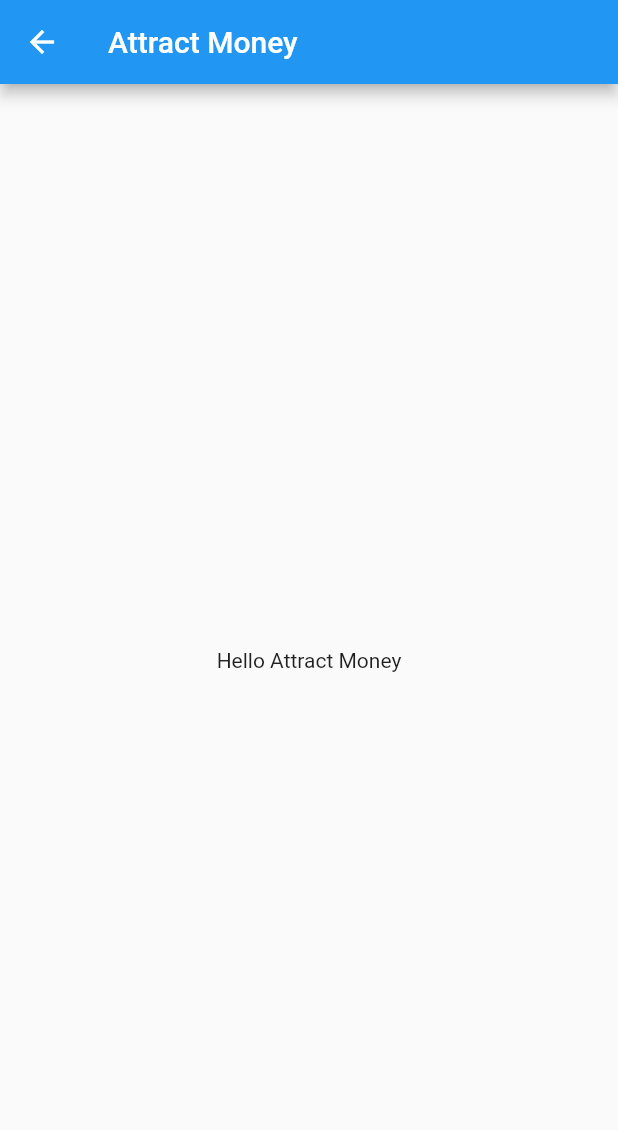
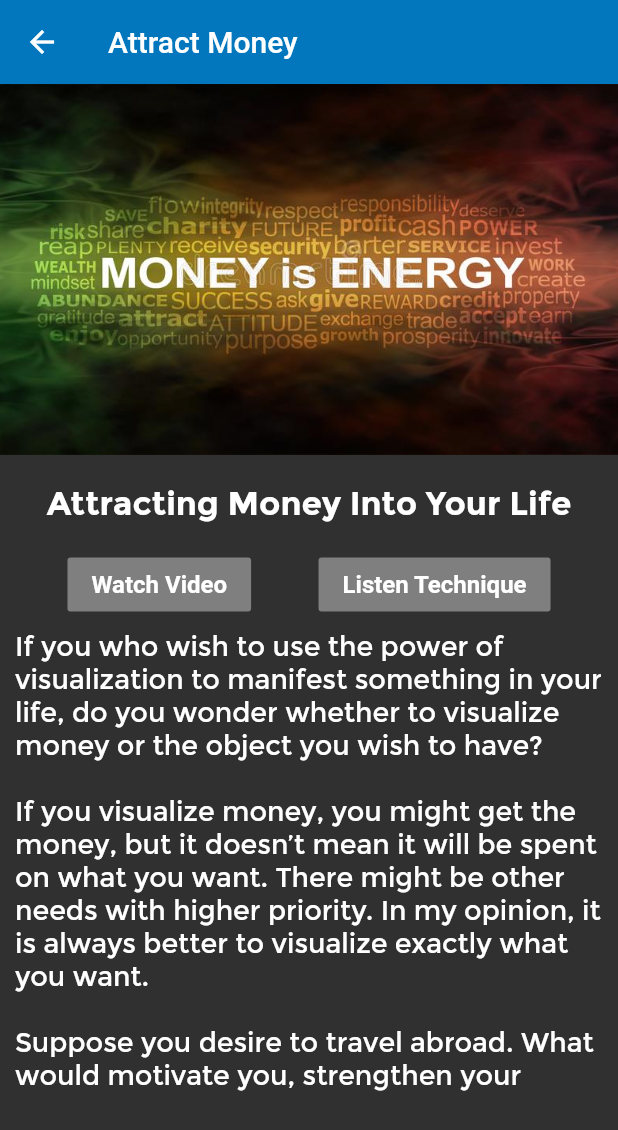
Before and after one commit to sunilpanchani/the_secret_flutter_app, a Flutter app: the HomeScreen screen opened directly, after a tap on "Attract Money", on a phone screen of 412 x 824 dp. Shown: the top 1130 px of the screen. Run offline on Flutter 3.47's test engine with Material 2 defaults, Android fonts, the phone set to English and light mode, and no system bars; Roboto replaces fonts that are missing (Georgia).

Commit message:
Attract Money page

```diff
--- a/lib/app.dart
+++ b/lib/app.dart
@@ -1,12 +1,36 @@
+import 'dart:ui';
+
 import 'package:flutter/material.dart';
 import 'screens/splash/splash.dart';
+import 'style.dart';
 
-class App extends StatelessWidget{
+class App extends StatelessWidget {
   @override
-  Widget build(BuildContext context){
+  Widget build(BuildContext context) {
     return MaterialApp(
-      title: 'The Secret',
-      home: Splash(),
-    );
+        title: 'The Secret',
+        home: Splash(),
+        theme: ThemeData(
+          // Define the default brightness and colors.
+          brightness: Brightness.dark,
+          primaryColor: Colors.lightBlue[800],
+          accentColor: Colors.cyan[600],
+
+          // Define the default font family.
+          fontFamily: 'Georgia',
+
+          // Define the default TextTheme. Use this to specify the default
+          // text styling for headlines, titles, bodies of text, and more.
+          textTheme: TextTheme(
+            headline: TextStyle(fontSize: 22.0, fontWeight: FontWeight.bold),
+           // title: TextStyle(fontSize: 22.0, fontStyle: FontStyle.italic),
+           // body1: TextStyle(fontSize: 18.0, fontFamily: 'Hind', fontStyle: FontStyle.normal),
+            title: TitleTextStyle,
+          subtitle: SubTitleTextStyle,
+          caption: CaptionTextStyle,
+          body1: Body1TextStyle,
+
+          ),
+        ));
   }
 }
--- a/lib/screens/detail_pages/attract_money.dart
+++ b/lib/screens/detail_pages/attract_money.dart
@@ -1,14 +1,87 @@
 import 'package:flutter/material.dart';
+import 'text_content.dart';
 
-class AttractMoney extends StatelessWidget{
+class AttractMoney extends StatelessWidget {
+  final BuildContext context;
+  AttractMoney(this.context);
+
   @override
   Widget build(BuildContext context) {
-    return Material(
-      child: Scaffold(
-        appBar: AppBar(
-          title: Text('Attract Money'),
+    final topContent = Container(
+      //padding: EdgeInsets.all(110.0),
+      height: MediaQuery.of(context).size.height * 0.3,
+      decoration: BoxDecoration(
+        image: DecorationImage(
+          image: AssetImage('assets/money_energy.jpg'),
+          fit: BoxFit.cover,
         ),
-        body: Center(child: Text('Hello Attract Money'),),
+      ),
+    );
+
+    final middleContentTitle = Container(
+      height: MediaQuery.of(context).size.height * 0.08,
+      //  padding: EdgeInsets.fromLTRB(20, 0, 10, 20),
+
+      // decoration: BoxDecoration(color: Color.fromRGBO(58, 66, 86, .9)),
+      child: Center(
+        child: Text(
+          AttractMoney_Title,
+          style: Theme.of(context).textTheme.title,
+        ),
+      ),
+    );
+
+    final middleContentButtons = Container(
+      height: MediaQuery.of(context).size.height * 0.05,
+      child: Row(
+        mainAxisAlignment: MainAxisAlignment.spaceEvenly,
+        crossAxisAlignment: CrossAxisAlignment.center,
+        children: <Widget>[
+          RaisedButton(
+            onPressed: null,
+            child: Text(
+              'Watch Video',
+              style: TextStyle(
+                color: Colors.white,
+                fontSize: 16.0,
+                fontWeight: FontWeight.bold,
+              ),
+            ),
+          ),
+          RaisedButton(
+            onPressed: null,
+            child: Text(
+              'Listen Technique',
+              style: TextStyle(
+                color: Colors.white,
+                fontSize: 16.0,
+                fontWeight: FontWeight.bold,
+              ),
+            ),
+          ),
+        ],
+      ),
+    );
+
+    final middleContent = Container(
+      height: MediaQuery.of(context).size.height * 0.4,
+      padding: EdgeInsets.all(10.0),
+      child: SingleChildScrollView(
+        child: Text(AttractMoney_Content),
+      ),
+    );
+
+    return Scaffold(
+      appBar: AppBar(
+        title: Text('Attract Money'),
+      ),
+      body: Column(
+        children: <Widget>[
+          topContent,
+          middleContentTitle,
+          middleContentButtons,
+          middleContent,
+        ],
       ),
     );
   }
--- /dev/null
+++ b/lib/screens/detail_pages/text_content.dart
@@ -0,0 +1,9 @@
+
+
+const AttractMoney_Title = "Attracting Money Into Your Life";
+const AttractMoney_Content =
+"If you who wish to use the power of visualization to manifest something in your life, do you wonder whether to visualize money or the object you wish to have?\n\n"+
+
+"If you visualize money, you might get the money, but it doesn’t mean it will be spent on what you want. There might be other needs with higher priority. In my opinion, it is always better to visualize exactly what you want.\n\n"+
+
+"Suppose you desire to travel abroad. What would motivate you, strengthen your desire, and energize you to do everything you can in order to travel? Visualizing getting the money for the trip, or visualizing yourself on the plane, arriving safely, traveling, enjoying the sights and the food, and having a great time?";
--- a/lib/screens/home/menu_organizer.dart
+++ b/lib/screens/home/menu_organizer.dart
@@ -41,7 +41,7 @@ class MenuOrganizer extends StatelessWidget {
         ],
       );
 
-  Widget _buildDecoratedImage(int imageIndex) => Expanded(
+  Widget _buildDecoratedImage(int imageIndex) => Flexible(
         child: Stack(
           children: <Widget>[
             GestureDetector(
@@ -78,7 +78,7 @@ class MenuOrganizer extends StatelessWidget {
                       maxLines: 1,
                       style: Theme.of(_context)
                           .textTheme
-                          .title
+                          .headline
                           .copyWith(color: Colors.white)),
                 ),
               ),
@@ -89,9 +89,9 @@ class MenuOrganizer extends StatelessWidget {
 
   void _openDetailPage(int imageIndex) {
     switch(imageIndex){
-      case 1: Navigator.push(_context,MaterialPageRoute(builder: (context) => AttractMoney()));
+      case 1: Navigator.push(_context,MaterialPageRoute(builder: (context) => AttractMoney(context)));
               break;
-      case 2: Navigator.push(_context,MaterialPageRoute(builder: (context) => AttractMoney()));
+      case 2: Navigator.push(_context,MaterialPageRoute(builder: (context) => AttractMoney(context)));
               break;
       }
   }
--- /dev/null
+++ b/lib/style.dart
@@ -0,0 +1,49 @@
+import 'package:flutter/material.dart';
+
+const LargeTextSize = 22.0;
+const MediumTextSize = 18.0;
+const SmallTextSize = 12.0;
+
+const String FontNameDefault = 'Montserrat';
+
+const Color TextColorDark = Colors.black;
+const Color TextColorLight = Colors.white;
+const Color TextColorAccent = Colors.red;
+const Color TextColorFaint = Color.fromRGBO(125, 125, 125, 1.0);
+
+const DefaultPaddingHorizontal = 12.0;
+
+const AppBarTextStyle = TextStyle(
+  fontFamily: FontNameDefault,
+  fontWeight: FontWeight.w300,
+  fontSize: MediumTextSize,
+  color: Colors.white,
+);
+
+const TitleTextStyle = TextStyle(
+  fontFamily: FontNameDefault,
+  fontWeight: FontWeight.w600,
+  fontSize: LargeTextSize,
+  color: TextColorLight,
+);
+
+const SubTitleTextStyle = TextStyle(
+  fontFamily: FontNameDefault,
+  fontWeight: FontWeight.w300,
+  fontSize: MediumTextSize,
+  color: TextColorAccent,
+);
+
+const CaptionTextStyle = TextStyle(
+  fontFamily: FontNameDefault,
+  fontWeight: FontWeight.w300,
+  fontSize: SmallTextSize,
+  color: TextColorLight,
+);
+
+const Body1TextStyle = TextStyle(
+  fontFamily: FontNameDefault,
+  fontWeight: FontWeight.w300,
+  fontSize: MediumTextSize,
+  color: Colors.white,
+);
```
Also changed, not shown: pubspec.yaml (+7 -5 lines), assets/fonts/Montserrat-Bold.ttf (added), assets/fonts/Montserrat-Regular.ttf (added).
